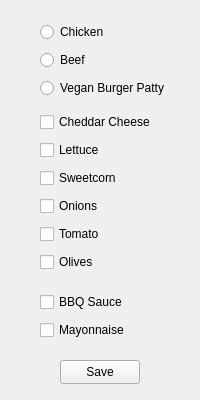
Above: create.ui from Whiteclaww/UGroceryDelivery before the change. Below: the same form after it.
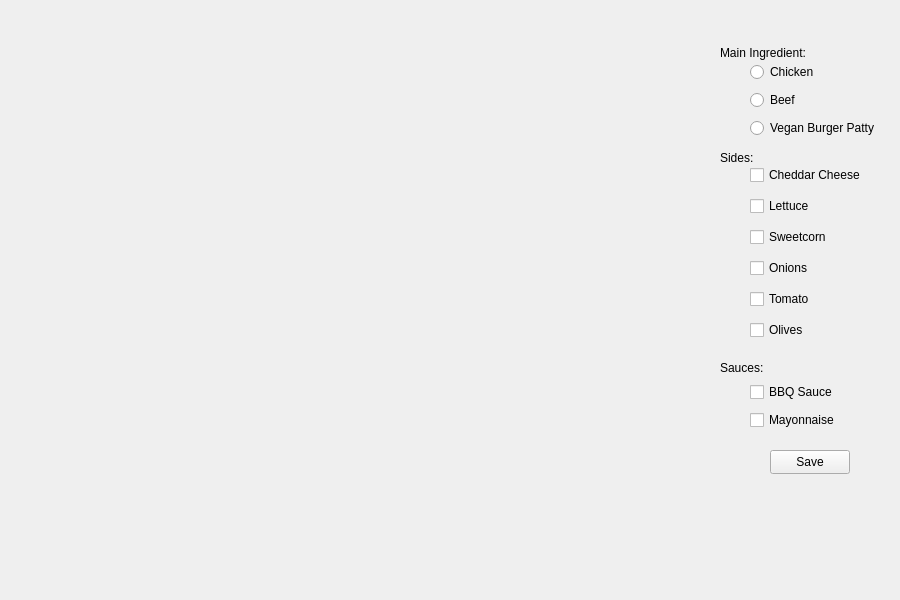
That is the form after the change.

```diff
--- a/create.ui
+++ b/create.ui
@@ -6,8 +6,8 @@
    <rect>
     <x>0</x>
     <y>0</y>
-    <width>200</width>
-    <height>400</height>
+    <width>900</width>
+    <height>600</height>
    </rect>
   </property>
   <property name="windowTitle">
@@ -16,8 +16,8 @@
   <widget class="QPushButton" name="pushButton">
    <property name="geometry">
     <rect>
-     <x>60</x>
-     <y>360</y>
+     <x>770</x>
+     <y>450</y>
      <width>80</width>
      <height>24</height>
     </rect>
@@ -29,8 +29,8 @@
   <widget class="QWidget" name="layoutWidget">
    <property name="geometry">
     <rect>
-     <x>40</x>
-     <y>20</y>
+     <x>750</x>
+     <y>60</y>
      <width>127</width>
      <height>80</height>
     </rect>
@@ -62,10 +62,10 @@
   <widget class="QWidget" name="layoutWidget">
    <property name="geometry">
     <rect>
-     <x>40</x>
-     <y>110</y>
+     <x>750</x>
+     <y>160</y>
      <width>113</width>
-     <height>164</height>
+     <height>186</height>
     </rect>
    </property>
    <layout class="QGridLayout" name="gridLayout_2">
@@ -116,8 +116,8 @@
   <widget class="QWidget" name="layoutWidget">
    <property name="geometry">
     <rect>
-     <x>40</x>
-     <y>290</y>
+     <x>750</x>
+     <y>380</y>
      <width>102</width>
      <height>52</height>
     </rect>
@@ -139,6 +139,45 @@
     </item>
    </layout>
   </widget>
+  <widget class="QLabel" name="label">
+   <property name="geometry">
+    <rect>
+     <x>720</x>
+     <y>45</y>
+     <width>101</width>
+     <height>16</height>
+    </rect>
+   </property>
+   <property name="text">
+    <string>Main Ingredient:</string>
+   </property>
+  </widget>
+  <widget class="QLabel" name="label_2">
+   <property name="geometry">
+    <rect>
+     <x>720</x>
+     <y>150</y>
+     <width>101</width>
+     <height>16</height>
+    </rect>
+   </property>
+   <property name="text">
+    <string>Sides:</string>
+   </property>
+  </widget>
+  <widget class="QLabel" name="label_3">
+   <property name="geometry">
+    <rect>
+     <x>720</x>
+     <y>360</y>
+     <width>101</width>
+     <height>16</height>
+    </rect>
+   </property>
+   <property name="text">
+    <string>Sauces:</string>
+   </property>
+  </widget>
  </widget>
  <resources/>
  <connections/>
```
Left out of the diff: 56 changed lines with no effect on the pictures.
